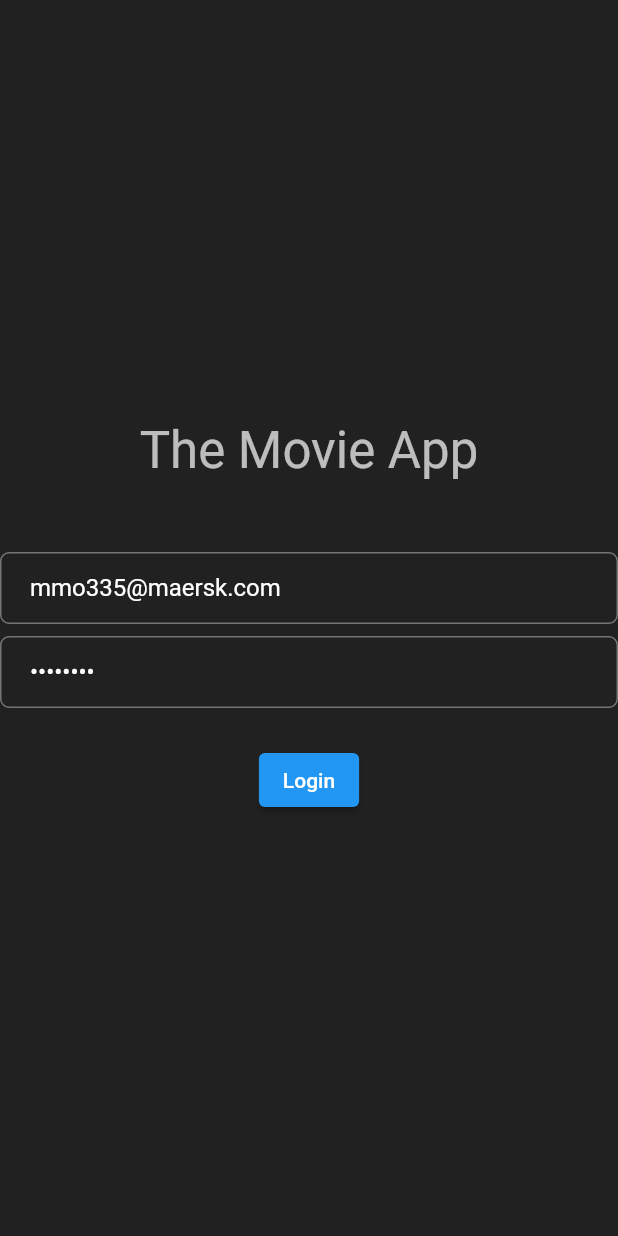
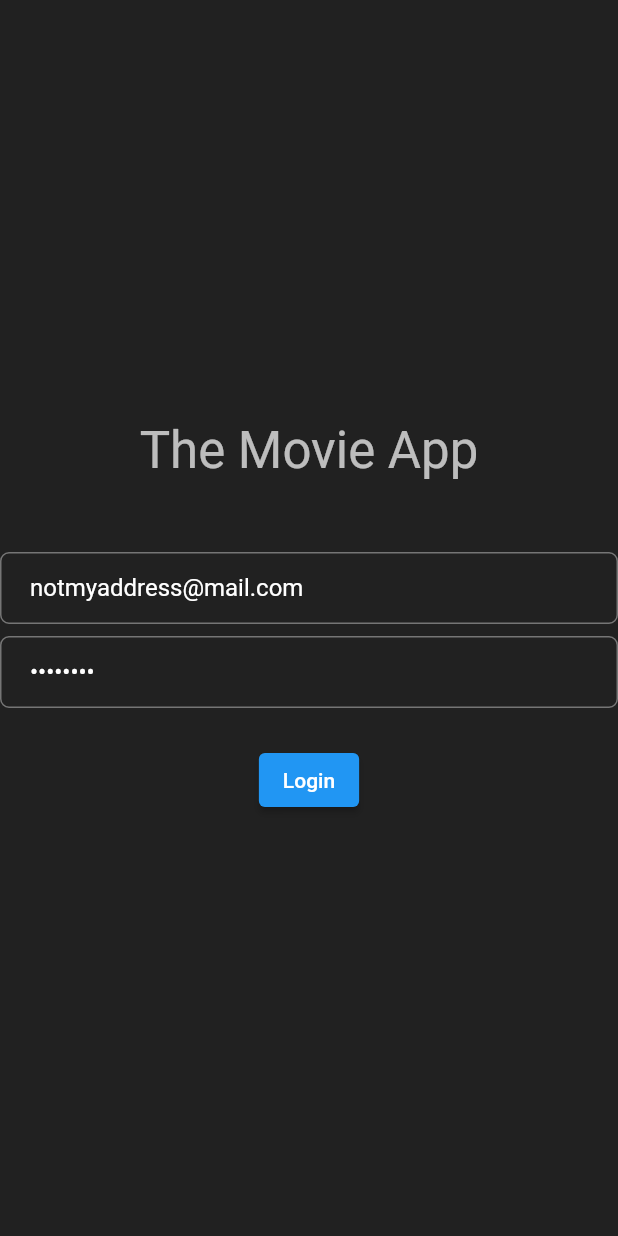
Before and after one commit to mihai-moraru/DevSecOpsPlayground, a Flutter app: the screen it shows after launch, on a phone screen of 412 x 824 dp. Run offline on Flutter 3.47's test engine with Material 2 defaults, Android fonts, the phone set to English and light mode, and no system bars.

Commit message:
removed my actual e-mail address from file

```diff
--- a/lib/screens/splash/splash.dart
+++ b/lib/screens/splash/splash.dart
@@ -19,7 +19,7 @@ class _SplashScreenState extends State<SplashScreen> {
     key: const Key('email_input'),
     keyboardType: TextInputType.emailAddress,
     autofocus: false,
-    initialValue: 'mmo335@maersk.com',
+    initialValue: 'notmyaddress@mail.com',
     decoration: InputDecoration(
       hintText: 'Email',
       contentPadding: const EdgeInsets.fromLTRB(20.0, 10.0, 20.0, 10.0),
```
